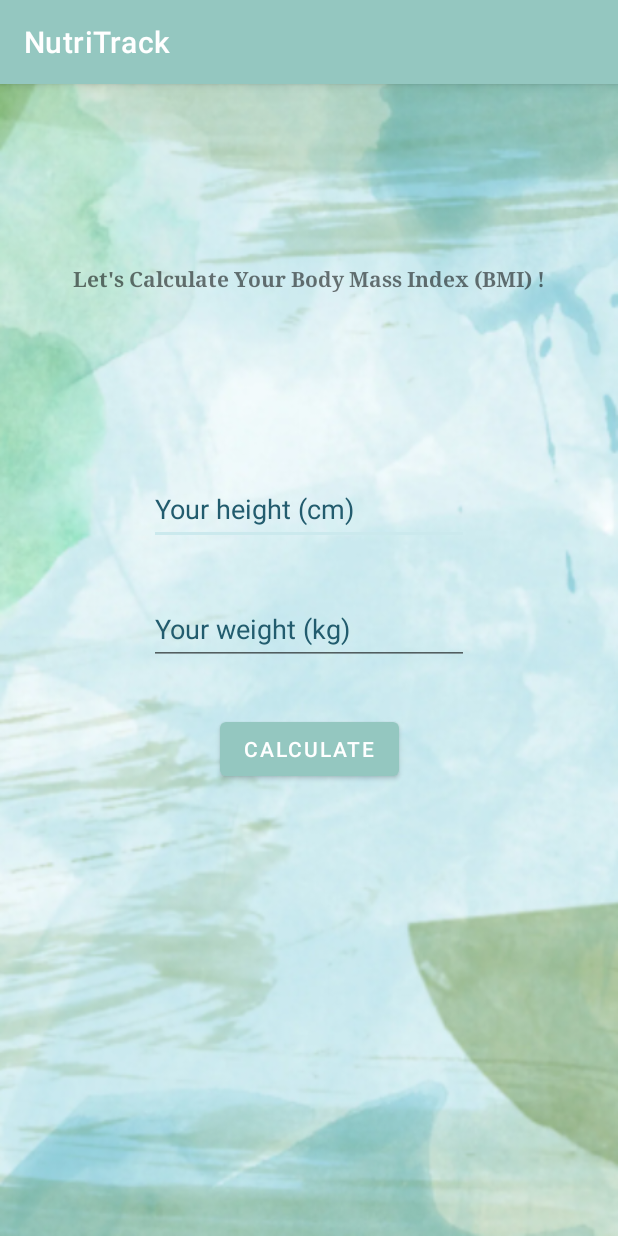
After one commit to bengisugelin/NutriTrack, an Android app: the CalculateBMIActivity screen opened directly, with no data from a screen before it, on a phone screen of 412 x 824 dp. The commit adds this screen. Run offline under Robolectric (Android 15) with nearby library versions, the phone set to English and light mode, and no system bars.

Commit message:
calculate bmi activity added

```diff
--- a/app/src/main/AndroidManifest.xml
+++ b/app/src/main/AndroidManifest.xml
@@ -12,6 +12,9 @@
         android:theme="@style/Theme.NutriTrack"
         tools:targetApi="31">
         <activity
+            android:name=".activities.CalculateBMIActivity"
+            android:exported="false" />
+        <activity
             android:name=".activities.MainActivity"
             android:exported="true">
             <intent-filter>
--- /dev/null
+++ b/app/src/main/java/com/example/nutritrack/activities/CalculateBMIActivity.java
@@ -0,0 +1,16 @@
+package com.example.nutritrack.activities;
+
+import androidx.appcompat.app.AppCompatActivity;
+
+import android.os.Bundle;
+
+import com.example.nutritrack.R;
+
+public class CalculateBMIActivity extends AppCompatActivity {
+
+    @Override
+    protected void onCreate(Bundle savedInstanceState) {
+        super.onCreate(savedInstanceState);
+        setContentView(R.layout.activity_calculate_bmi);
+    }
+}
--- a/app/src/main/java/com/example/nutritrack/activities/MainActivity.java
+++ b/app/src/main/java/com/example/nutritrack/activities/MainActivity.java
@@ -5,6 +5,7 @@ import androidx.recyclerview.widget.LinearLayoutManager;
 import androidx.recyclerview.widget.RecyclerView;
 
 import android.os.Bundle;
+import android.widget.TextView;
 
 import com.example.nutritrack.adapters.C_RecyclerViewAdapter;
 import com.example.nutritrack.models.ConsumptionModel;
@@ -15,6 +16,7 @@ import java.util.ArrayList;
 public class MainActivity extends AppCompatActivity {
 
 
+    TextView showAmountcalorieLeft;
     ArrayList<ConsumptionModel> consumptionModels = new ArrayList<>();
     int [] consumptionImages = {R.drawable.baseline_breakfast_24,
             R.drawable.baseline_food_bank_24,
@@ -33,6 +35,11 @@ public class MainActivity extends AppCompatActivity {
         C_RecyclerViewAdapter adapter = new C_RecyclerViewAdapter(this, consumptionModels);
         recyclerView.setAdapter(adapter);
         recyclerView.setLayoutManager(new LinearLayoutManager(this));
+
+
+
+        showAmountcalorieLeft = findViewById(R.id.textShowCalorieLeft);
+        showAmountcalorieLeft.setText("1774");
     }
 
     private void setupConsumptionItems(){
--- /dev/null
+++ b/app/src/main/res/layout/activity_calculate_bmi.xml
@@ -0,0 +1,60 @@
+<?xml version="1.0" encoding="utf-8"?>
+<androidx.constraintlayout.widget.ConstraintLayout xmlns:android="http://schemas.android.com/apk/res/android"
+    xmlns:app="http://schemas.android.com/apk/res-auto"
+    xmlns:tools="http://schemas.android.com/tools"
+    android:layout_width="match_parent"
+    android:layout_height="match_parent"
+    tools:context=".activities.CalculateBMIActivity"
+    android:background="@drawable/background2">
+
+
+    <TextView
+        android:id="@+id/calculatebmi_text"
+        android:layout_width="wrap_content"
+        android:layout_height="wrap_content"
+        android:layout_marginTop="120dp"
+        android:text="Let's Calculate Your Body Mass Index (BMI) !"
+        android:fontFamily="serif"
+        android:textStyle="bold"
+        app:layout_constraintEnd_toEndOf="parent"
+        app:layout_constraintStart_toStartOf="parent"
+        app:layout_constraintTop_toTopOf="parent" />
+
+    <EditText
+        android:id="@+id/calculatebmi_height"
+        android:layout_width="wrap_content"
+        android:layout_height="wrap_content"
+        android:layout_marginTop="120dp"
+        android:ems="10"
+        android:hint="Your height (cm)"
+        android:inputType="number"
+        android:minHeight="48dp"
+        android:textColorHint="#225C6E"
+        app:layout_constraintEnd_toEndOf="parent"
+        app:layout_constraintStart_toStartOf="parent"
+        app:layout_constraintTop_toBottomOf="@+id/calculatebmi_text" />
+
+    <EditText
+        android:id="@+id/calculatebmi_weight"
+        android:layout_width="wrap_content"
+        android:layout_height="wrap_content"
+        android:layout_marginTop="32dp"
+        android:ems="10"
+        android:hint="Your weight (kg)"
+        android:inputType="numberDecimal"
+        android:minHeight="48dp"
+        android:textColorHint="#225C6E"
+        app:layout_constraintEnd_toEndOf="parent"
+        app:layout_constraintStart_toStartOf="parent"
+        app:layout_constraintTop_toBottomOf="@+id/calculatebmi_height" />
+
+    <Button
+        android:id="@+id/button"
+        android:layout_width="wrap_content"
+        android:layout_height="wrap_content"
+        android:layout_marginTop="32dp"
+        android:text="Calculate"
+        app:layout_constraintEnd_toEndOf="parent"
+        app:layout_constraintStart_toStartOf="parent"
+        app:layout_constraintTop_toBottomOf="@+id/calculatebmi_weight" />
+</androidx.constraintlayout.widget.ConstraintLayout>
--- a/app/src/main/res/layout/activity_main.xml
+++ b/app/src/main/res/layout/activity_main.xml
@@ -17,6 +17,9 @@
         app:layout_constraintBottom_toTopOf="@+id/recyclerView_addconsumption"
         app:layout_constraintEnd_toEndOf="parent"
         app:layout_constraintStart_toStartOf="parent" />
+
+
+
 
     <ProgressBar
         android:id="@+id/progressBar"
```
